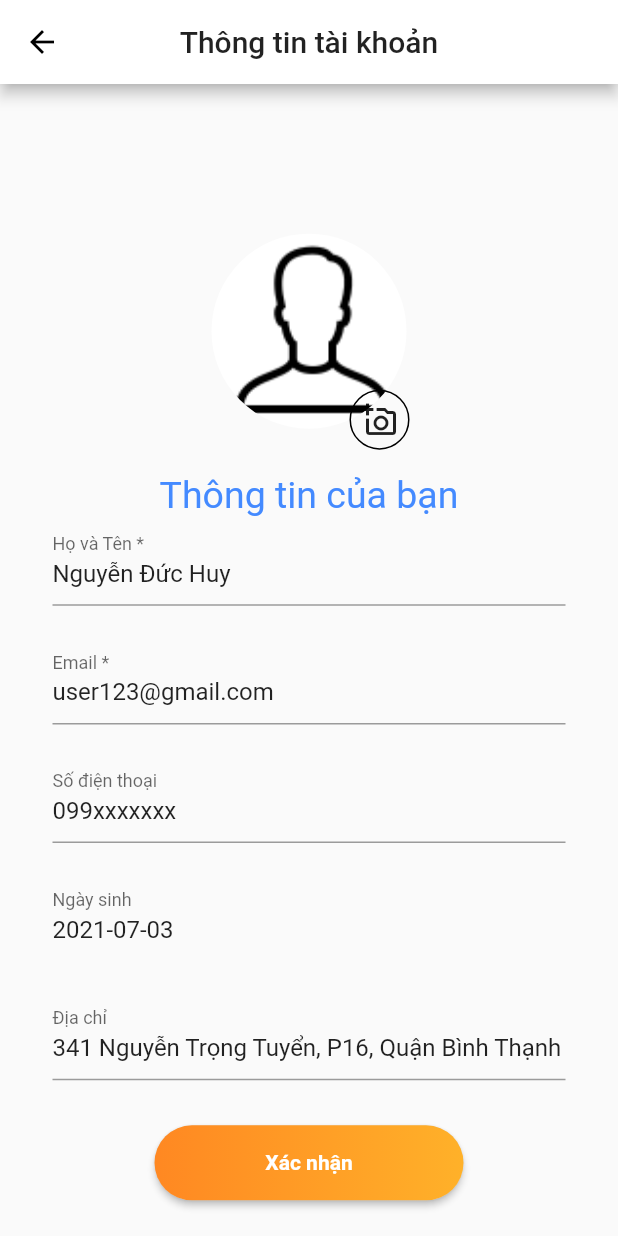
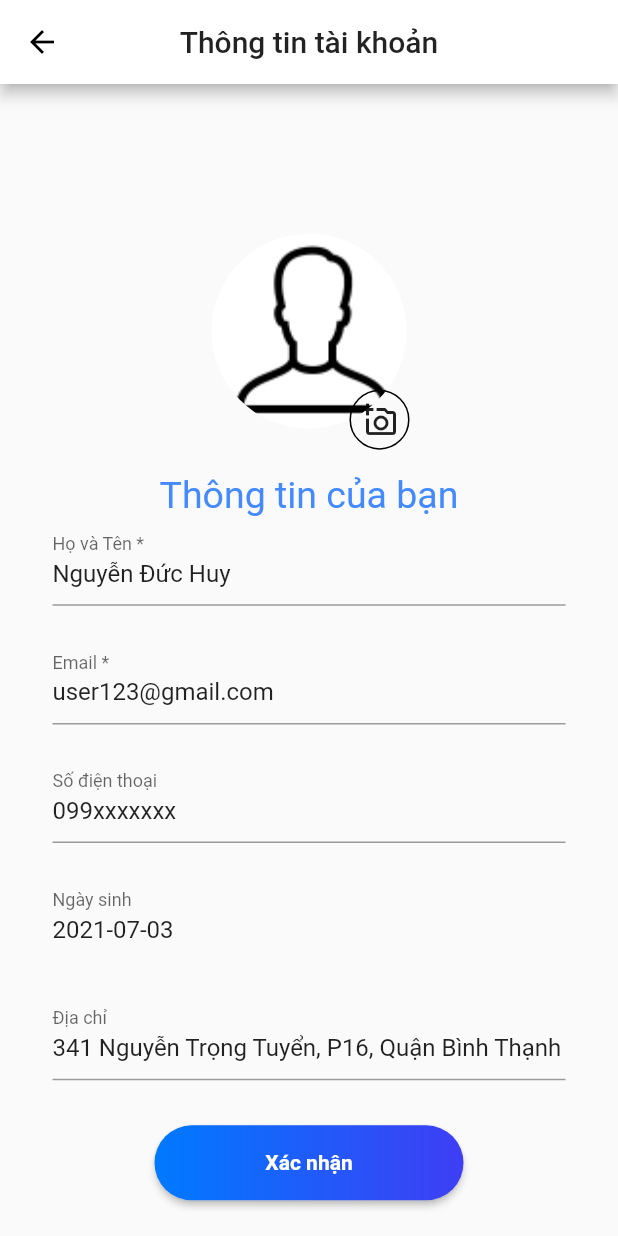
Before and after one commit to redore1234/HCIProject, a Flutter app: the MyInformationPage screen opened directly, on a phone screen of 412 x 824 dp. Run offline on Flutter 3.47's test engine with Material 2 defaults, Android fonts, the phone set to English and light mode, and no system bars; our stand-ins replace date_picker_timeline, flutter_rating_bar, flutter_svg, fluttertoast, table_calendar; missing offline and left inert: fa_stepper.

Commit message:
change the background color of the button in information screen

```diff
--- a/lib/views/information/information.dart
+++ b/lib/views/information/information.dart
@@ -1,3 +1,4 @@
+import 'package:clinicbookingapp/helpers/constants.dart';
 import 'package:clinicbookingapp/views/profile/profile-pic.dart';
 import 'package:flutter/material.dart';
 
@@ -141,8 +142,10 @@ class _MyInformationPageState extends State<MyInformationPage> {
                     decoration: new BoxDecoration(
                         borderRadius: BorderRadius.circular(80.0),
                         gradient: new LinearGradient(colors: [
-                          Color.fromARGB(255, 255, 136, 34),
-                          Color.fromARGB(255, 255, 177, 41)
+                          Constants.PRIMARY_COLOR,
+                          Constants.HEAVY_BLUE
+                          // Color.fromARGB(255, 255, 136, 34),
+                          // Color.fromARGB(255, 255, 177, 41)
                         ])),
                     padding: const EdgeInsets.all(0),
                     child: Text(
```
